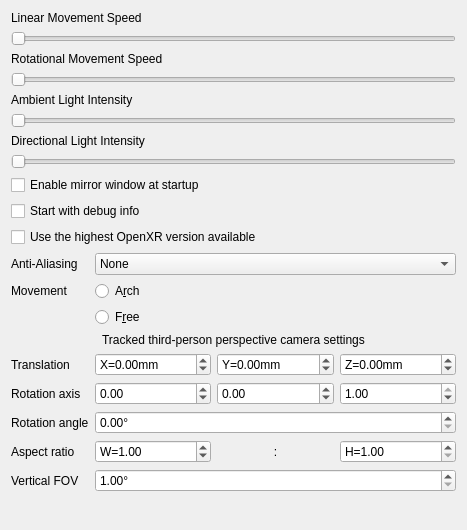
Old version of the form Resources/Gui/Resources/preferences/XRPreferences.ui in the repository kwahoo2/freecad-xr-workbench.
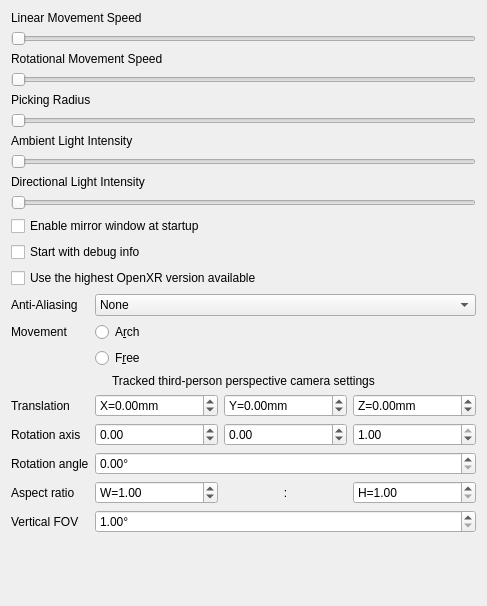
New version of the form.

Commit message: add slider for picking radius adjustment

```diff
--- a/Resources/Gui/Resources/preferences/XRPreferences.ui
+++ b/Resources/Gui/Resources/preferences/XRPreferences.ui
@@ -6,8 +6,8 @@
    <rect>
     <x>0</x>
     <y>0</y>
-    <width>467</width>
-    <height>530</height>
+    <width>487</width>
+    <height>606</height>
    </rect>
   </property>
   <property name="windowTitle">
@@ -50,14 +50,14 @@
        </property>
       </widget>
      </item>
-     <item row="4" column="0" colspan="2">
+     <item row="6" column="0" colspan="2">
       <widget class="QLabel" name="label_3">
        <property name="text">
         <string>Ambient Light Intensity</string>
        </property>
       </widget>
      </item>
-     <item row="5" column="0" colspan="2">
+     <item row="7" column="0" colspan="2">
       <widget class="QSlider" name="ambiLiSlider">
        <property name="maximum">
         <number>100</number>
@@ -67,14 +67,14 @@
        </property>
       </widget>
      </item>
-     <item row="6" column="0" colspan="2">
+     <item row="8" column="0" colspan="2">
       <widget class="QLabel" name="label_4">
        <property name="text">
         <string>Directional Light Intensity</string>
        </property>
       </widget>
      </item>
-     <item row="7" column="0" colspan="2">
+     <item row="9" column="0" colspan="2">
       <widget class="QSlider" name="dirLiSlider">
        <property name="maximum">
         <number>100</number>
@@ -84,7 +84,7 @@
        </property>
       </widget>
      </item>
-     <item row="8" column="0" colspan="2">
+     <item row="10" column="0" colspan="2">
       <widget class="QCheckBox" name="mirrEnblCheckBox">
        <property name="toolTip">
         <string>May degrade performance</string>
@@ -94,28 +94,28 @@
        </property>
       </widget>
      </item>
-     <item row="9" column="0" colspan="2">
+     <item row="11" column="0" colspan="2">
       <widget class="QCheckBox" name="debugEnblCheckBox">
        <property name="text">
         <string>Start with debug info</string>
        </property>
       </widget>
      </item>
-     <item row="10" column="0" colspan="2">
+     <item row="12" column="0" colspan="2">
       <widget class="QCheckBox" name="highestOpenxrCheckBox">
        <property name="text">
         <string>Use the highest OpenXR version available</string>
        </property>
       </widget>
      </item>
-     <item row="11" column="0">
+     <item row="13" column="0">
       <widget class="QLabel" name="label_5">
        <property name="text">
         <string>Anti-Aliasing</string>
        </property>
       </widget>
      </item>
-     <item row="11" column="1">
+     <item row="13" column="1">
       <widget class="QComboBox" name="msaaComboBox">
        <item>
         <property name="text">
@@ -139,14 +139,14 @@
        </item>
       </widget>
      </item>
-     <item row="12" column="0">
+     <item row="14" column="0">
       <widget class="QLabel" name="label_6">
        <property name="text">
         <string>Movement</string>
        </property>
       </widget>
      </item>
-     <item row="12" column="1">
+     <item row="14" column="1">
       <widget class="QRadioButton" name="movArchRadioButton">
        <property name="text">
         <string>A&amp;rch</string>
@@ -156,7 +156,7 @@
        </attribute>
       </widget>
      </item>
-     <item row="13" column="1">
+     <item row="15" column="1">
       <widget class="QRadioButton" name="movFreeRadioButton">
        <property name="text">
         <string>F&amp;ree</string>
@@ -166,7 +166,7 @@
        </attribute>
       </widget>
      </item>
-     <item row="14" column="0" colspan="2">
+     <item row="16" column="0" colspan="2">
       <widget class="QLabel" name="label_7">
        <property name="text">
         <string>Tracked third-person perspective camera settings</string>
@@ -176,7 +176,7 @@
        </property>
       </widget>
      </item>
-     <item row="15" column="0">
+     <item row="17" column="0">
       <widget class="QLabel" name="label_8">
        <property name="text">
         <string>Translation</string>
@@ -186,7 +186,7 @@
        </property>
       </widget>
      </item>
-     <item row="15" column="1">
+     <item row="17" column="1">
       <layout class="QHBoxLayout" name="horizontalLayout">
        <item>
         <widget class="QDoubleSpinBox" name="xTransSpinBox">
@@ -238,35 +238,14 @@
        </item>
       </layout>
      </item>
-     <item row="16" column="0">
+     <item row="18" column="0">
       <widget class="QLabel" name="label_9">
        <property name="text">
         <string>Rotation axis</string>
        </property>
       </widget>
      </item>
-     <item row="17" column="0">
-      <widget class="QLabel" name="label_10">
-       <property name="text">
-        <string>Rotation angle</string>
-       </property>
-      </widget>
-     </item>
-     <item row="18" column="0">
-      <widget class="QLabel" name="label_11">
-       <property name="text">
-        <string>Aspect ratio</string>
-       </property>
-      </widget>
-     </item>
-     <item row="19" column="0">
-      <widget class="QLabel" name="label_12">
-       <property name="text">
-        <string>Vertical FOV</string>
-       </property>
-      </widget>
-     </item>
-     <item row="16" column="1">
+     <item row="18" column="1">
       <layout class="QHBoxLayout" name="horizontalLayout_2">
        <item>
         <widget class="QDoubleSpinBox" name="xRotSpinBox">
@@ -315,7 +294,14 @@
        </item>
       </layout>
      </item>
-     <item row="17" column="1">
+     <item row="19" column="0">
+      <widget class="QLabel" name="label_10">
+       <property name="text">
+        <string>Rotation angle</string>
+       </property>
+      </widget>
+     </item>
+     <item row="19" column="1">
       <widget class="QDoubleSpinBox" name="angleRotSpinBox">
        <property name="suffix">
         <string>°</string>
@@ -325,7 +311,14 @@
        </property>
       </widget>
      </item>
-     <item row="18" column="1">
+     <item row="20" column="0">
+      <widget class="QLabel" name="label_11">
+       <property name="text">
+        <string>Aspect ratio</string>
+       </property>
+      </widget>
+     </item>
+     <item row="20" column="1">
       <layout class="QHBoxLayout" name="horizontalLayout_3">
        <item>
         <widget class="QDoubleSpinBox" name="aspectWSpinBox">
@@ -371,7 +364,14 @@
        </item>
       </layout>
      </item>
-     <item row="19" column="1">
+     <item row="21" column="0">
+      <widget class="QLabel" name="label_12">
+       <property name="text">
+        <string>Vertical FOV</string>
+       </property>
+      </widget>
+     </item>
+     <item row="21" column="1">
       <widget class="QDoubleSpinBox" name="vertFovSpinBox">
        <property name="suffix">
         <string>°</string>
@@ -387,6 +387,20 @@
        </property>
       </widget>
      </item>
+     <item row="4" column="0" colspan="2">
+      <widget class="QLabel" name="label_14">
+       <property name="text">
+        <string>Picking Radius</string>
+       </property>
+      </widget>
+     </item>
+     <item row="5" column="0" colspan="2">
+      <widget class="QSlider" name="pickRadiusSlider">
+       <property name="orientation">
+        <enum>Qt::Orientation::Horizontal</enum>
+       </property>
+      </widget>
+     </item>
     </layout>
    </item>
   </layout>
```
The commit also changes 4 other files.
